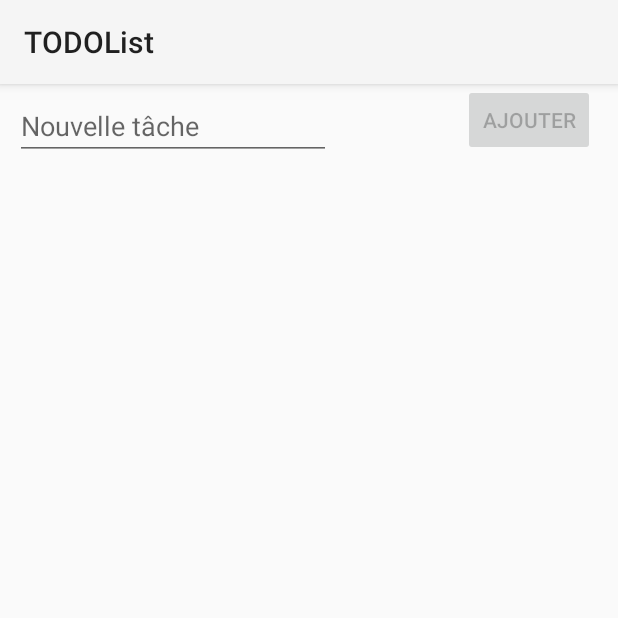
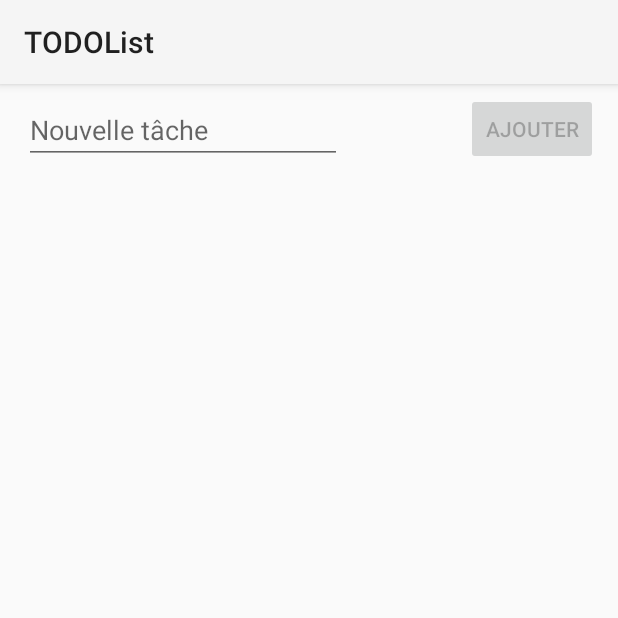
Before and after one commit to HaronMan/TODO_list, an Android app: the screen it shows after launch (MainActivity), on a phone screen of 412 x 824 dp, the top half of it. Run offline under Robolectric (Android 15) with nearby library versions, the phone set to English and light mode, and no system bars.

```diff
--- a/app/src/main/res/layout/activity_main.xml
+++ b/app/src/main/res/layout/activity_main.xml
@@ -15,7 +15,8 @@
         android:layout_height="wrap_content"
         android:layout_alignParentTop="true"
         android:layout_alignParentEnd="true"
-        android:layout_marginEnd="15dp"
+        android:layout_marginTop="6dp"
+        android:layout_marginEnd="13dp"
         android:onClick="ajouter"
         android:text="@string/add" />
 
@@ -36,12 +37,12 @@
         android:layout_alignParentTop="true"
         android:layout_alignParentEnd="true"
         android:layout_centerHorizontal="true"
-        android:layout_marginStart="10dp"
-        android:layout_marginTop="5dp"
-        android:layout_marginEnd="191dp"
+        android:layout_marginStart="16dp"
+        android:layout_marginTop="8dp"
+        android:layout_marginEnd="184dp"
+        android:autofillHints=""
         android:ems="10"
         android:hint="@string/new_task"
-        android:autofillHints=""
         android:inputType="text"
         android:text="" />
 
```
Also changed, not shown: app/src/main/java/fr/haronman/todolist/MainActivity.java (+2 -5 lines).
